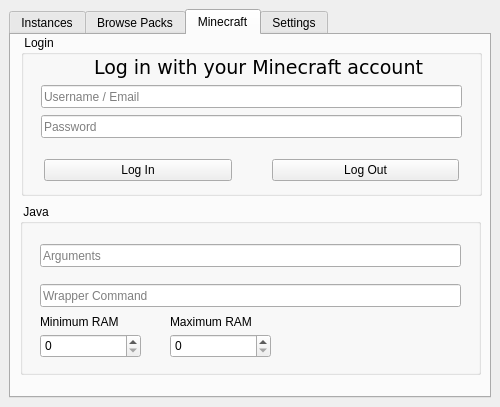
Qt form UI/MainWindow.ui (OpenMineMods/OneClient) before a commit.
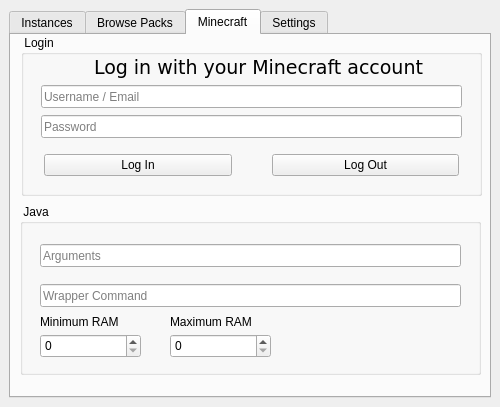
The same form after that commit. The open tabs and pages were chosen to show the change. Icons and pictures are not drawn.

Commit message: Fix default tab.

Patch:
```diff
--- a/UI/MainWindow.ui
+++ b/UI/MainWindow.ui
@@ -212,7 +212,7 @@
            <x>20</x>
            <y>110</y>
            <width>421</width>
-           <height>51</height>
+           <height>41</height>
           </rect>
          </property>
          <layout class="QHBoxLayout" name="buttons">
```
Left out of the diff: 2 changed lines with no effect on the pictures. The commit also changes 1 other file.
